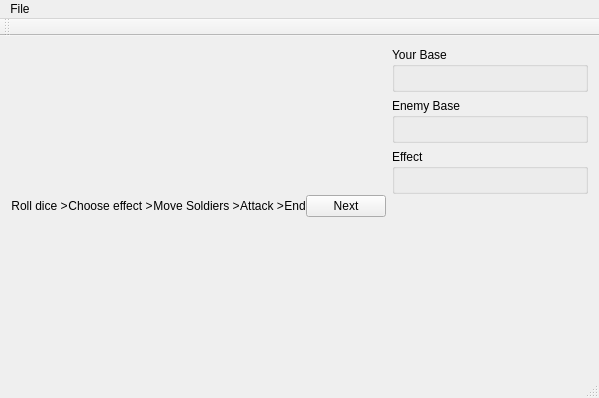
This is invadeui.ui in neodc/Invade as Qt 5 draws it before an edit. The edited form follows.
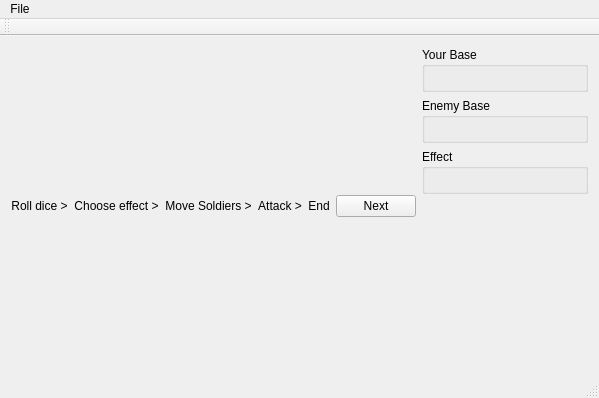
This is the edited form.

Patch:
```diff
--- a/invadeui.ui
+++ b/invadeui.ui
@@ -21,9 +21,6 @@
        <layout class="QVBoxLayout" name="boardLayout" stretch="0,0">
         <item>
          <layout class="QHBoxLayout" name="phaseLayout" stretch="1,1,1,1,1,0">
-          <property name="spacing">
-           <number>0</number>
-          </property>
           <item>
            <widget class="QLabel" name="PhaseDice_">
             <property name="text">
```
